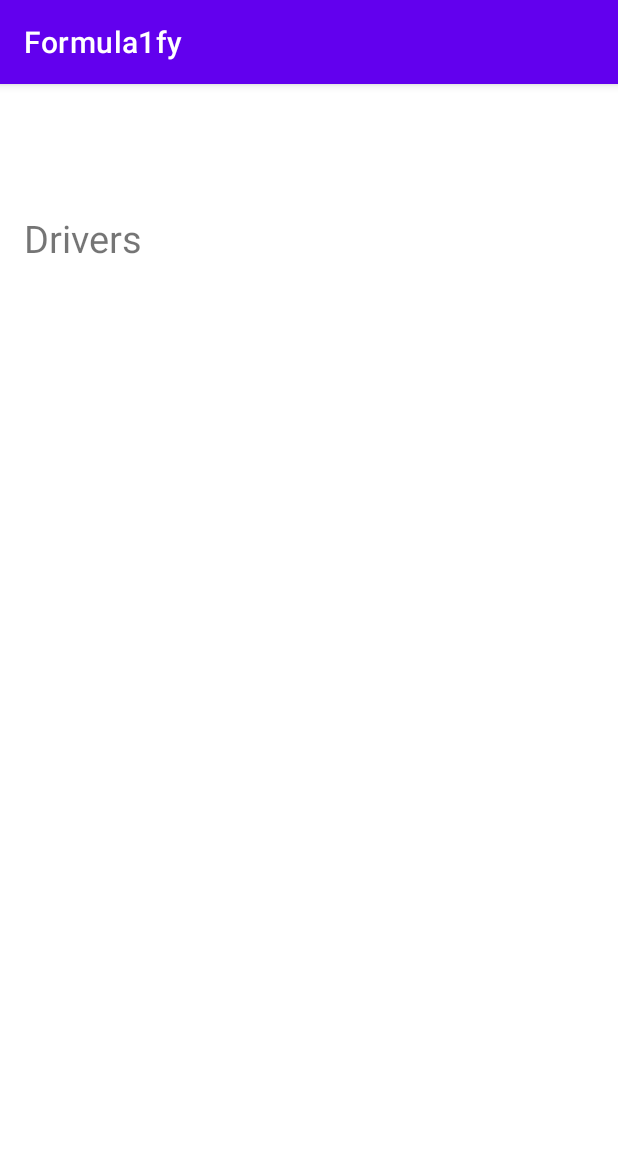
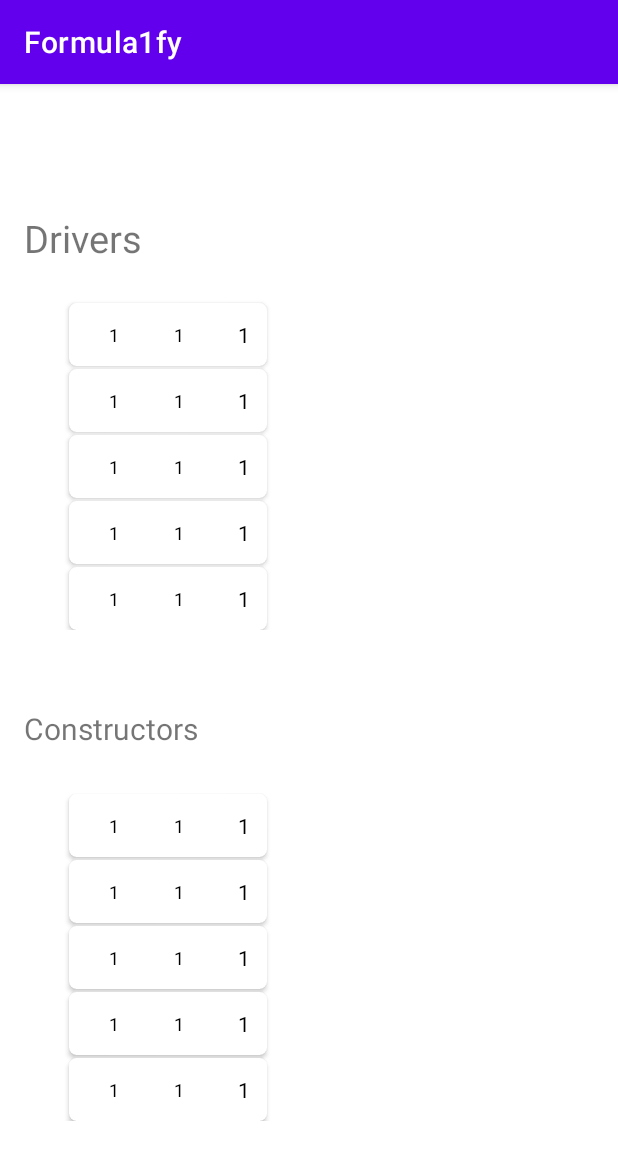
Before and after one commit to Sd023/Formula1Fy, an Android app: the screen it shows after launch once a user with an empty profile is signed in (HomeScreenActivity), on a phone screen of 412 x 824 dp. Shown: the top 1160 px of the screen. Run offline under Robolectric (Android 15) with nearby library versions, the phone set to English and light mode, and no system bars; our stand-ins replace Firebase (no records; nobody signed in at launch, a user with empty details on screens opened directly), Volley.

Commit message:
Constructor View fix

```diff
--- a/app/src/main/java/com/sdapps/formula1fy/home/HomeScreenActivity.kt
+++ b/app/src/main/java/com/sdapps/formula1fy/home/HomeScreenActivity.kt
@@ -8,9 +8,12 @@ import android.util.Log
 import androidx.appcompat.app.AppCompatActivity
 import androidx.recyclerview.widget.LinearLayoutManager
 import androidx.recyclerview.widget.RecyclerView
+import com.sdapps.formula1fy.ModelBO.ConstructorBO
+import com.sdapps.formula1fy.ModelBO.DriverBO
 import com.sdapps.formula1fy.R
 import com.sdapps.formula1fy.core.DataMembers
 import com.sdapps.formula1fy.core.DbHandler
+import com.sdapps.formula1fy.home.homeadapter.ConstructorAdapter
 import com.sdapps.formula1fy.home.homeadapter.DriverAdapter
 
 class HomeScreenActivity : AppCompatActivity(), HomeScreenInteractor.View {
@@ -19,6 +22,7 @@ class HomeScreenActivity : AppCompatActivity(), HomeScreenInteractor.View {
     private lateinit var progressDialog: ProgressDialog
     private lateinit var presenter: HomeScreenPresenter
     private lateinit var recyclerView: RecyclerView
+    private lateinit var constructor_recyclerView: RecyclerView
 
     override fun onCreate(savedInstanceState: Bundle?) {
         super.onCreate(savedInstanceState)
@@ -29,6 +33,7 @@ class HomeScreenActivity : AppCompatActivity(), HomeScreenInteractor.View {
 
     private fun initAll() {
         recyclerView = findViewById(R.id.driver_recyclerView)
+        constructor_recyclerView = findViewById(R.id.recyclerView)
         presenter = HomeScreenPresenter(this)
         progressDialog = ProgressDialog(this)
         presenter.setupView(this)
@@ -42,11 +47,24 @@ class HomeScreenActivity : AppCompatActivity(), HomeScreenInteractor.View {
         val driverList = presenter.getDriverData(db)
         val constructorList = presenter.getConstructorData(db)
 
-        recyclerView.layoutManager =
-            LinearLayoutManager(this, LinearLayoutManager.VERTICAL, false)
-        val cardAdapter = DriverAdapter(driverList)
+        loadDriverView(driverList)
+        loadConstructorView(constructorList)
+
+    }
+
+    private fun loadDriverView(list: ArrayList<DriverBO>){
+        recyclerView.layoutManager = LinearLayoutManager(this, LinearLayoutManager.VERTICAL, false)
+        val cardAdapter = DriverAdapter(list)
         recyclerView.adapter = cardAdapter
         progressDialog.dismiss()
+    }
+
+    private fun loadConstructorView(list:ArrayList<ConstructorBO>){
+        constructor_recyclerView.layoutManager = LinearLayoutManager(this, LinearLayoutManager.VERTICAL, false)
+        val cardAdapter = ConstructorAdapter(list)
+        constructor_recyclerView.adapter = cardAdapter
+        progressDialog.dismiss()
+
     }
 
     override fun getMessageFromDead() {
--- a/app/src/main/java/com/sdapps/formula1fy/home/HomeScreenPresenter.kt
+++ b/app/src/main/java/com/sdapps/formula1fy/home/HomeScreenPresenter.kt
@@ -9,7 +9,7 @@ class HomeScreenPresenter(val context: Context) : HomeScreenInteractor.Presenter
 
     private var view: HomeScreenInteractor.View? = null
     private lateinit var driverList: ArrayList<DriverBO>
-    private var constructorList: ArrayList<ConstructorBO>? = null
+    private lateinit var constructorList: ArrayList<ConstructorBO>
     override fun setupView(view: HomeScreenInteractor.View) {
         this.view = view
     }
@@ -44,7 +44,7 @@ class HomeScreenPresenter(val context: Context) : HomeScreenInteractor.Presenter
         return driverList
     }
 
-    override fun getConstructorData(db: DbHandler): ArrayList<ConstructorBO>? {
+    override fun getConstructorData(db: DbHandler): ArrayList<ConstructorBO> {
         constructorList = ArrayList<ConstructorBO>()
         try {
             db.openDB()
@@ -59,7 +59,7 @@ class HomeScreenPresenter(val context: Context) : HomeScreenInteractor.Presenter
                     bo.points = c.getString(3)
                     bo.position = c.getString(4)
                     bo.nationality = c.getString(5)
-                    constructorList!!.add(bo)
+                    constructorList.add(bo)
                 }
             }
             c!!.close()
--- a/app/src/main/java/com/sdapps/formula1fy/home/homeadapter/ConstructorAdapter.kt
+++ b/app/src/main/java/com/sdapps/formula1fy/home/homeadapter/ConstructorAdapter.kt
@@ -4,6 +4,8 @@ import android.content.Context
 import android.view.LayoutInflater
 import android.view.View
 import android.view.ViewGroup
+import android.widget.TextView
+import androidx.cardview.widget.CardView
 import androidx.recyclerview.widget.RecyclerView
 import com.sdapps.formula1fy.ModelBO.ConstructorBO
 import com.sdapps.formula1fy.R
@@ -23,15 +25,34 @@ class ConstructorAdapter(private val data: ArrayList<ConstructorBO>) :
     }
 
     override fun onBindViewHolder(holder: ViewHolder, position: Int) {
-        TODO("Not yet implemented")
+       try{
+           val stringBuilder = StringBuilder()
+           holder.standing.text = data[position].position
+           holder.driverName.text = stringBuilder.append(data[position].name)
+           holder.points.text = data[position].points.toString()
+       }catch (ex:Exception){
+           ex.printStackTrace()
+       }
     }
 
     override fun getItemCount(): Int {
-        return data.size
+        return 5
     }
 
 
     class ViewHolder(view: View) : RecyclerView.ViewHolder(view) {
+        var driverName: TextView
+        var points: TextView
+        var standing: TextView
+        var cardView: CardView
+
+        init {
+            driverName = itemView.findViewById(R.id.driverName) as TextView
+            cardView = itemView.findViewById(R.id.cardView)
+            points = itemView.findViewById(R.id.points) as TextView
+            standing = itemView.findViewById(R.id.driverPosition) as TextView
+        }
+
 
 
     }
--- a/app/src/main/java/com/sdapps/formula1fy/home/homeadapter/DriverAdapter.kt
+++ b/app/src/main/java/com/sdapps/formula1fy/home/homeadapter/DriverAdapter.kt
@@ -29,7 +29,7 @@
     }
 
     override fun getItemCount(): Int {
-        return data.size
+        return 5
     }
 
     override fun onBindViewHolder(holder: ViewHolder, position: Int) {
--- a/app/src/main/java/com/sdapps/formula1fy/login/LoginScreenActivity.kt
+++ b/app/src/main/java/com/sdapps/formula1fy/login/LoginScreenActivity.kt
@@ -32,7 +32,7 @@ class LoginScreenActivity : AppCompatActivity(), LoginContractor.View, OnClickLi
 
     override fun onCreate(savedInstanceState: Bundle?) {
         super.onCreate(savedInstanceState)
-        setContentView(R.layout.activity_main)
+        setContentView(R.layout.activity_login)
         initDB();
         initViews();
     }
--- a/app/src/main/res/layout/activity_home_screen.xml
+++ b/app/src/main/res/layout/activity_home_screen.xml
@@ -34,6 +34,19 @@
         app:layout_constraintWidth_percent="0.9" />
 
 
+    <TextView
+        android:id="@+id/textView2"
+        android:layout_width="wrap_content"
+        android:layout_height="wrap_content"
+        android:text="Constructors"
+        android:textSize="20sp"
+        app:layout_constraintBottom_toBottomOf="parent"
+        app:layout_constraintEnd_toEndOf="parent"
+        app:layout_constraintHorizontal_bias="0.0"
+        app:layout_constraintStart_toStartOf="@+id/guideline"
+        app:layout_constraintTop_toBottomOf="@+id/driver_recyclerView"
+        app:layout_constraintVertical_bias="0.089" />
+
     <androidx.constraintlayout.widget.Guideline
         android:id="@+id/guideline"
         android:layout_width="wrap_content"
@@ -41,4 +54,17 @@
         android:orientation="vertical"
         app:layout_constraintGuide_begin="16dp" />
 
+    <androidx.recyclerview.widget.RecyclerView
+        android:id="@+id/recyclerView"
+        android:layout_width="0dp"
+        android:layout_height="wrap_content"
+        android:padding="20dp"
+        app:layout_constraintBottom_toBottomOf="parent"
+        app:layout_constraintEnd_toEndOf="parent"
+        app:layout_constraintHorizontal_bias="0.0"
+        app:layout_constraintStart_toStartOf="@+id/guideline"
+        app:layout_constraintTop_toBottomOf="@+id/textView2"
+        app:layout_constraintVertical_bias="0.126" />
+
+
 </androidx.constraintlayout.widget.ConstraintLayout>
```
Also changed, not shown: app/src/main/res/layout/activity_login.xml (renamed from app/src/main/res/layout/activity_main.xml).
